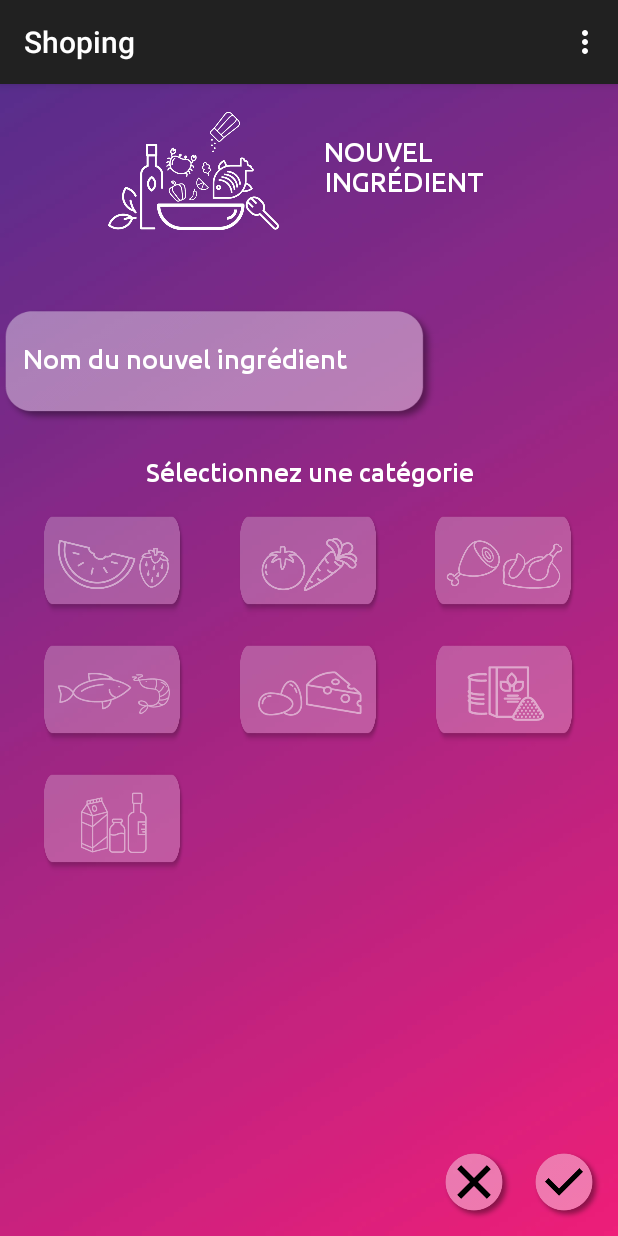
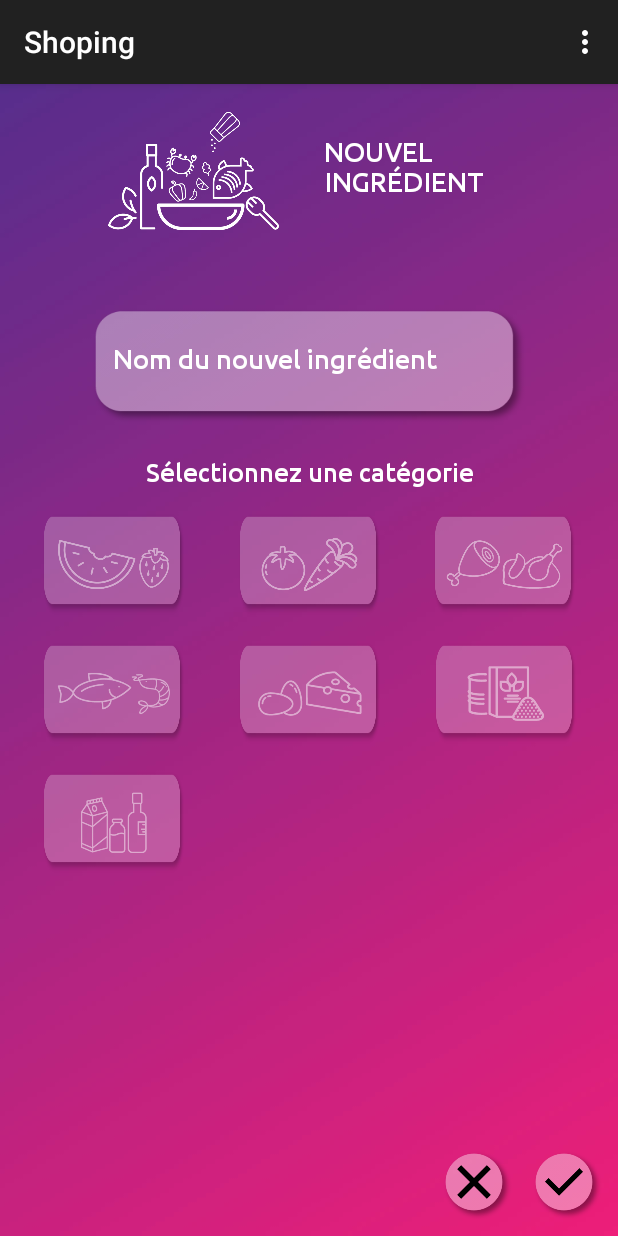
Before and after one commit to vcoquinot/shoping, an Android app: the Ingredients screen opened directly, with no data from a screen before it, on a phone screen of 412 x 824 dp. Run offline under Robolectric (Android 15) with nearby library versions, the light colour scheme and no system bars; Roboto replaces fonts that are not available here.

Commit message:
Idem écran 32

```diff
--- a/Shoping/app/src/main/res/layout/activity_32ingredients.xml
+++ b/Shoping/app/src/main/res/layout/activity_32ingredients.xml
@@ -222,10 +222,12 @@
         android:id="@+id/nom_nl_ingredient"
         android:layout_width="292dp"
         android:layout_height="80dp"
+        android:layout_marginEnd="8dp"
+        android:layout_marginStart="8dp"
         android:layout_marginTop="36dp"
+
         android:background="@drawable/bt_40"
         android:ems="10"
-
         android:fontFamily="@font/ubuntu_medium"
         android:inputType="textMultiLine|textPersonName"
         android:paddingBottom="15dp"
@@ -236,9 +238,10 @@
         android:paddingTop="5dp"
         android:text="Nom du nouvel ingrédient"
         android:textColor="@android:color/background_light"
+        app:layout_constraintEnd_toEndOf="parent"
+        app:layout_constraintStart_toStartOf="parent"
         app:layout_constraintTop_toBottomOf="@+id/imageView2"
-        tools:ignore="MissingConstraints"
-        tools:layout_editor_absoluteX="46dp" />
+        tools:ignore="MissingConstraints" />
 
     <TextView
         android:id="@+id/textView10"
```
